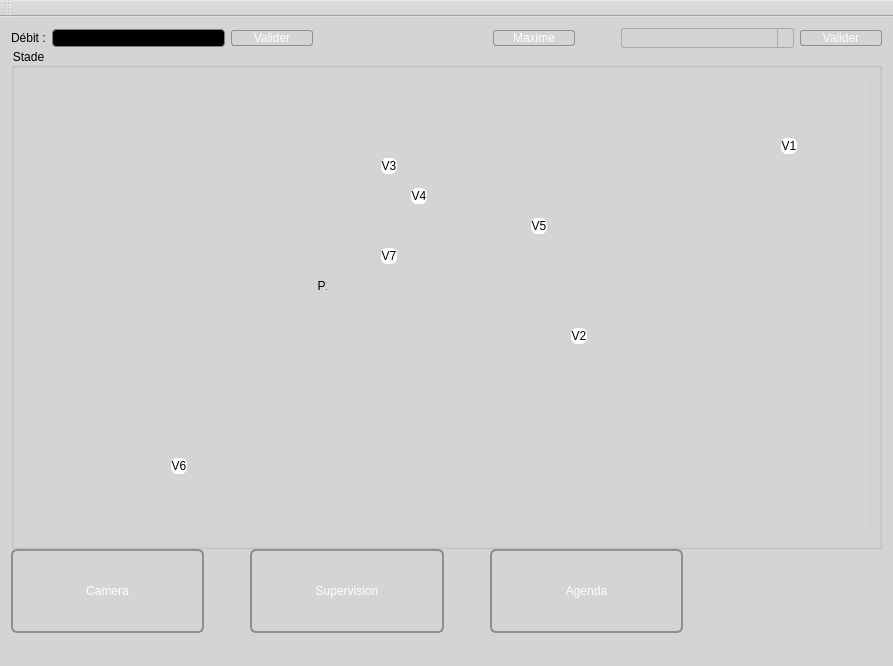
Old version of the form mainwindow.ui in the repository CalmettesT/Projet-BTS.
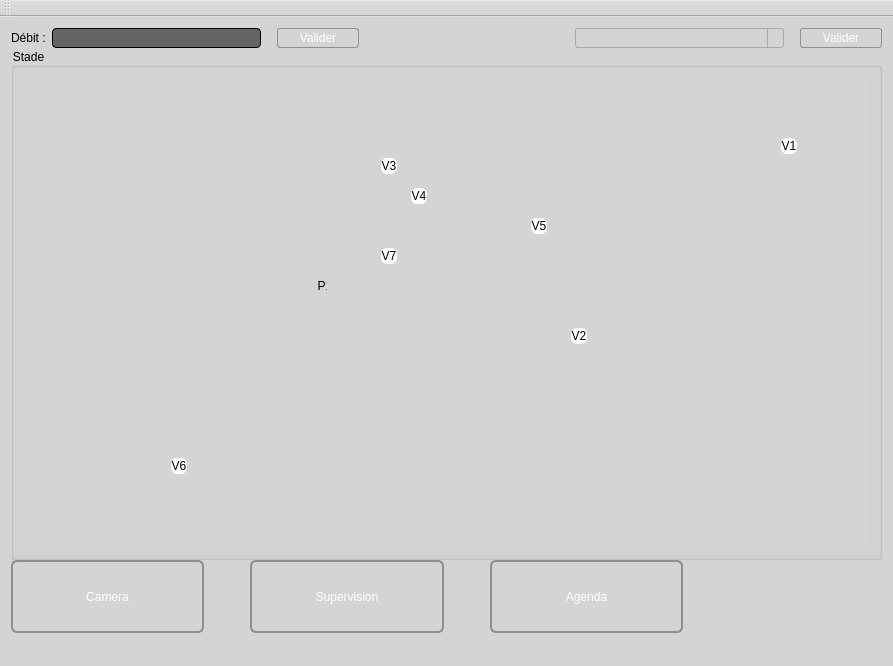
New version of the form. Icons and pictures are not drawn. Custom widgets are drawn as their Qt base class.

```diff
--- a/mainwindow.ui
+++ b/mainwindow.ui
@@ -19,7 +19,7 @@
   <widget class="QWidget" name="centralWidget">
    <layout class="QGridLayout" name="gridLayout_2">
     <item row="0" column="0">
-     <layout class="QVBoxLayout" name="verticalLayout" stretch="0,6,1">
+     <layout class="QVBoxLayout" name="verticalLayout" stretch="0,14,2">
       <property name="spacing">
        <number>0</number>
       </property>
@@ -30,7 +30,7 @@
        <number>0</number>
       </property>
       <item>
-       <layout class="QHBoxLayout" name="horizontalLayout_3" stretch="0,1,0,1,0,0,1,0">
+       <layout class="QHBoxLayout" name="horizontalLayout_3" stretch="0,2,0,0,1,1,2,0,0">
         <item>
          <widget class="QLabel" name="Debit">
           <property name="styleSheet">
@@ -43,22 +43,40 @@
         </item>
         <item>
          <widget class="QLineEdit" name="lineDebit">
+          <property name="sizePolicy">
+           <sizepolicy hsizetype="Expanding" vsizetype="Preferred">
+            <horstretch>0</horstretch>
+            <verstretch>0</verstretch>
+           </sizepolicy>
+          </property>
           <property name="styleSheet">
            <string notr="true">QLineEdit 
 {
-     border: 1px solid gray;
+     border: 1px solid black;
      border-radius: 4px;
-     padding: 0 8px;
-     background: black;
-     selection-background-color: darkgray;
+	background-color: rgb(100,100, 100);
+     selection-background-color: black;
  }</string>
           </property>
          </widget>
         </item>
+        <item>
+         <spacer name="horizontalSpacer">
+          <property name="orientation">
+           <enum>Qt::Horizontal</enum>
+          </property>
+          <property name="sizeHint" stdset="0">
+           <size>
+            <width>10</width>
+            <height>20</height>
+           </size>
+          </property>
+         </spacer>
+        </item>
         <item>
          <widget class="QPushButton" name="ValiderDebit">
           <property name="sizePolicy">
-           <sizepolicy hsizetype="Maximum" vsizetype="Maximum">
+           <sizepolicy hsizetype="Maximum" vsizetype="Preferred">
             <horstretch>0</horstretch>
             <verstretch>0</verstretch>
            </sizepolicy>
@@ -105,37 +123,6 @@
           </property>
          </spacer>
         </item>
-        <item>
-         <widget class="QPushButton" name="pushButton">
-          <property name="styleSheet">
-           <string notr="true">QPushButton {
-	font: 75 10pt &quot;Arial&quot;;
-	color: rgb(255, 255, 255);
-         border: 1px solid #8f8f91;
-         border-radius: 3px;
-         background-color: qlineargradient(x1: 0, y1: 0, x2: 0, y2: 1,
-                                           stop: 0 #181716, stop: 1 #3D3C3A);
-         min-width: 80px;
-     }
-
-     QPushButton:pressed {
-         background-color: qlineargradient(x1: 0, y1: 0, x2: 0, y2: 1,
-                                           stop: 0 #3D3C3A, stop: 1 #181716);
-     }
-
-     QPushButton:flat {
-         border: none; /* no border for a flat push button */
-     }
-
-     QPushButton:default {
-         border-color: navy; /* make the default button prominent */
-     }</string>
-          </property>
-          <property name="text">
-           <string>Maxime</string>
-          </property>
-         </widget>
-        </item>
         <item>
          <spacer name="horizontalSpacer_7">
           <property name="orientation">
@@ -151,6 +138,12 @@
         </item>
         <item>
          <widget class="QComboBox" name="ModeParc">
+          <property name="sizePolicy">
+           <sizepolicy hsizetype="Preferred" vsizetype="Preferred">
+            <horstretch>0</horstretch>
+            <verstretch>0</verstretch>
+           </sizepolicy>
+          </property>
           <property name="styleSheet">
            <string notr="true">QComboBox 
 {
@@ -206,10 +199,23 @@
           </property>
          </widget>
         </item>
+        <item>
+         <spacer name="horizontalSpacer_2">
+          <property name="orientation">
+           <enum>Qt::Horizontal</enum>
+          </property>
+          <property name="sizeHint" stdset="0">
+           <size>
+            <width>10</width>
+            <height>20</height>
+           </size>
+          </property>
+         </spacer>
+        </item>
         <item>
          <widget class="QPushButton" name="validerMode">
           <property name="sizePolicy">
-           <sizepolicy hsizetype="Maximum" vsizetype="Maximum">
+           <sizepolicy hsizetype="Preferred" vsizetype="Preferred">
             <horstretch>0</horstretch>
             <verstretch>0</verstretch>
            </sizepolicy>
```
Left out of the diff: 1 changed line with no effect on the pictures.
